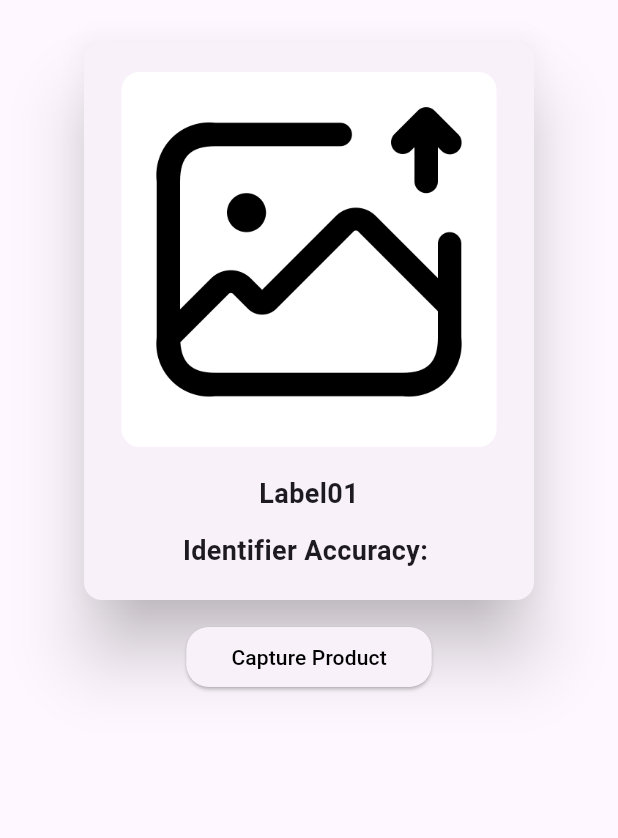
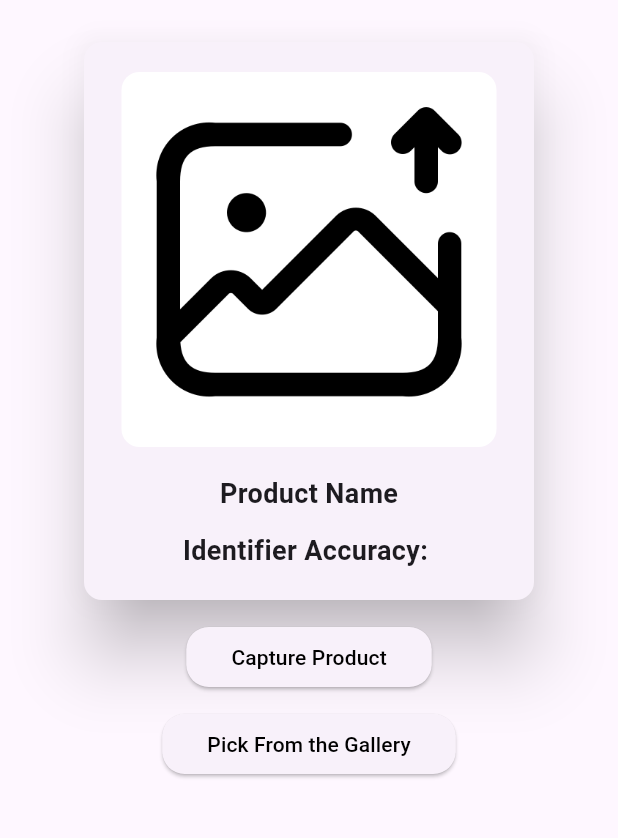
Before and after one commit to rishithamenush/Product_Identifier, a Flutter app: the screen it shows after launch, on a phone screen of 412 x 824 dp, the part 66-904 px from its top. Run offline on Flutter 3.47's test engine with Material 3 defaults, Android fonts, the phone set to English and light mode, and no system bars.

```diff
--- a/lib/main.dart
+++ b/lib/main.dart
@@ -82,7 +82,7 @@ class _MyHomePageState extends State<MyHomePage> {
                           child: Column(
                             children: [
                               Text(
-                                "Label01",
+                                "Product Name",
                                 style: TextStyle(
                                   fontSize: 18,
                                   fontWeight: FontWeight.bold,
@@ -119,9 +119,23 @@ class _MyHomePageState extends State<MyHomePage> {
                       const EdgeInsets.symmetric(horizontal: 30, vertical: 10),
                   shape: RoundedRectangleBorder(
                       borderRadius: BorderRadius.circular(15)),
-                  foregroundColor: Color.fromARGB(255, 0, 0, 0),
+                  foregroundColor: const Color.fromARGB(255, 0, 0, 0),
                 ),
                 child: const Text("Capture Product"),
+              ),
+              const SizedBox(
+                height: 10,
+              ),
+              ElevatedButton(
+                onPressed: () {},
+                style: ElevatedButton.styleFrom(
+                  padding:
+                      const EdgeInsets.symmetric(horizontal: 30, vertical: 10),
+                  shape: RoundedRectangleBorder(
+                      borderRadius: BorderRadius.circular(15)),
+                  foregroundColor: const Color.fromARGB(255, 0, 0, 0),
+                ),
+                child: const Text("Pick From the Gallery"),
               ),
             ],
           ),
```
